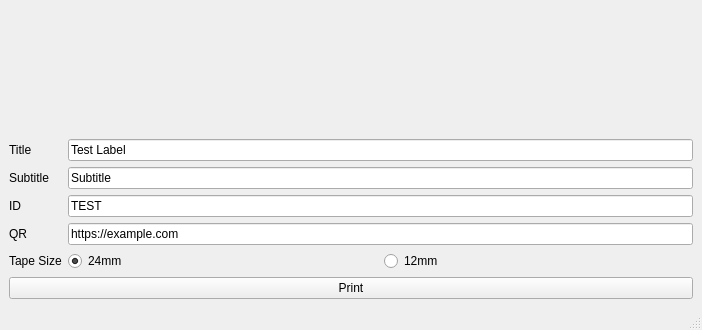
Above: label_wizard/label_wizard.ui from ChaoticEnigma/ptouch before the change. Below: the same form after it.
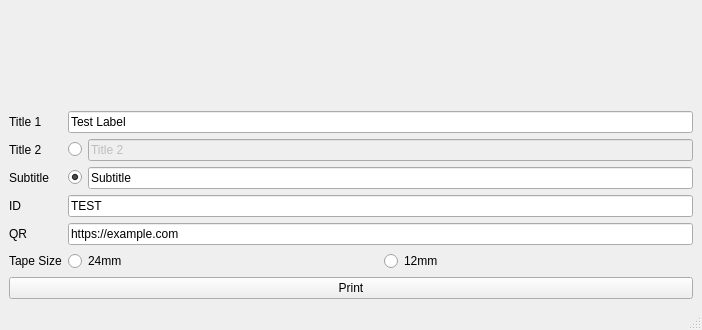
That is the form after the change.

Commit message: Subtitle or Title 2 option

```diff
--- a/label_wizard/label_wizard.ui
+++ b/label_wizard/label_wizard.ui
@@ -14,8 +14,6 @@
    <string>Label Wizard</string>
   </property>
   <widget class="QWidget" name="centralwidget">
-   <layout class="QVBoxLayout" name="verticalLayout_2">
-    <item>
      <layout class="QVBoxLayout" name="verticalLayout">
       <item>
        <widget class="QWidget" name="widget" native="true">
@@ -38,7 +36,7 @@
         <item row="0" column="0">
          <widget class="QLabel" name="label">
           <property name="text">
-           <string>Title</string>
+         <string>Title 1</string>
           </property>
          </widget>
         </item>
@@ -49,49 +47,42 @@
           </property>
          </widget>
         </item>
-        <item row="1" column="0">
-         <widget class="QLabel" name="label_2">
-          <property name="text">
-           <string>Subtitle</string>
-          </property>
-         </widget>
-        </item>
-        <item row="1" column="1">
-         <widget class="QLineEdit" name="subtitleEdit">
-          <property name="text">
-           <string>Subtitle</string>
-          </property>
-         </widget>
-        </item>
         <item row="2" column="0">
+       <widget class="QLabel" name="label_2">
+        <property name="text">
+         <string>Subtitle</string>
+        </property>
+       </widget>
+      </item>
+      <item row="3" column="0">
          <widget class="QLabel" name="label_3">
           <property name="text">
            <string>ID</string>
           </property>
          </widget>
         </item>
-        <item row="2" column="1">
+      <item row="3" column="1">
          <widget class="QLineEdit" name="idEdit">
           <property name="text">
            <string>TEST</string>
           </property>
          </widget>
         </item>
-        <item row="3" column="0">
+      <item row="4" column="0">
          <widget class="QLabel" name="label_4">
           <property name="text">
            <string>QR</string>
           </property>
          </widget>
         </item>
-        <item row="3" column="1">
+      <item row="4" column="1">
          <widget class="QLineEdit" name="qrEdit">
           <property name="text">
            <string>https://example.com</string>
           </property>
          </widget>
         </item>
-        <item row="4" column="1">
+      <item row="5" column="1">
          <layout class="QHBoxLayout" name="horizontalLayout_4">
           <item>
            <widget class="QRadioButton" name="tape24mm">
@@ -112,13 +103,71 @@
           </item>
          </layout>
         </item>
-        <item row="4" column="0">
+      <item row="5" column="0">
          <widget class="QLabel" name="label_5">
           <property name="text">
            <string>Tape Size</string>
           </property>
          </widget>
         </item>
+      <item row="1" column="0">
+       <widget class="QLabel" name="label_6">
+        <property name="text">
+         <string>Title 2</string>
+        </property>
+       </widget>
+      </item>
+      <item row="1" column="1">
+       <layout class="QHBoxLayout" name="horizontalLayout">
+        <item>
+         <widget class="QRadioButton" name="radioButton">
+          <property name="text">
+           <string/>
+          </property>
+          <property name="checked">
+           <bool>false</bool>
+          </property>
+          <attribute name="buttonGroup">
+           <string notr="true">buttonGroup</string>
+          </attribute>
+         </widget>
+        </item>
+        <item>
+         <widget class="QLineEdit" name="title2Edit">
+          <property name="enabled">
+           <bool>false</bool>
+          </property>
+          <property name="text">
+           <string>Title 2</string>
+          </property>
+         </widget>
+        </item>
+       </layout>
+      </item>
+      <item row="2" column="1">
+       <layout class="QHBoxLayout" name="horizontalLayout_2">
+        <item>
+         <widget class="QRadioButton" name="radioButton_2">
+          <property name="text">
+           <string/>
+          </property>
+          <property name="checked">
+           <bool>true</bool>
+          </property>
+          <attribute name="buttonGroup">
+           <string notr="true">buttonGroup</string>
+          </attribute>
+         </widget>
+        </item>
+        <item>
+         <widget class="QLineEdit" name="subtitleEdit">
+          <property name="text">
+           <string>Subtitle</string>
+          </property>
+         </widget>
+        </item>
+       </layout>
+      </item>
        </layout>
       </item>
       <item>
@@ -133,8 +182,6 @@
        </layout>
       </item>
      </layout>
-    </item>
-   </layout>
   </widget>
   <widget class="QStatusBar" name="statusBar"/>
  </widget>
```
Left out of the diff: 38 changed lines with no effect on the pictures. Lines whose indentation alone changed are shown as unchanged. The commit also changes 2 other files.
